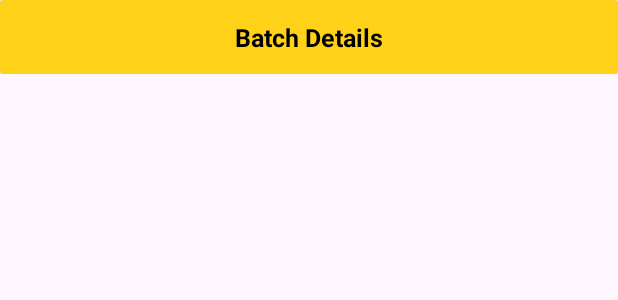
After one commit to DevDreamer123/Gallus, an Android app: the layout activity_batch_details.xml on its own in the app's theme, with its tools: preview values and no code run, on a phone screen of 412 x 824 dp. The commit adds this screen. Shown: the top 300 px of the screen. Run offline under Robolectric (Android 15) with nearby library versions, the phone set to English and light mode, and no system bars.

Commit message:
add BatchDetails Activity

```diff
--- /dev/null
+++ b/app/src/main/res/layout/activity_batch_details.xml
@@ -0,0 +1,34 @@
+<?xml version="1.0" encoding="utf-8"?>
+<androidx.core.widget.NestedScrollView xmlns:android="http://schemas.android.com/apk/res/android"
+    xmlns:app="http://schemas.android.com/apk/res-auto"
+    xmlns:tools="http://schemas.android.com/tools"
+    android:id="@+id/main"
+    android:layout_width="match_parent"
+    android:layout_height="match_parent"
+    tools:context=".BatchDetailsActivity">
+    <LinearLayout
+        android:layout_width="match_parent"
+        android:layout_height="wrap_content"
+        android:orientation="vertical">
+        <androidx.cardview.widget.CardView
+            android:layout_width="match_parent"
+            app:cardBackgroundColor="@color/yellow"
+            android:layout_height="wrap_content">
+            <TextView
+                android:layout_width="wrap_content"
+                android:layout_height="wrap_content"
+                android:text="Batch Details"
+                android:padding="@dimen/_10sdp"
+                android:textColor="@color/black"
+                android:textStyle="bold"
+                android:textSize="@dimen/_13sdp"
+                android:layout_gravity="center"
+                android:paddingBottom="@dimen/_10sdp"/>
+        </androidx.cardview.widget.CardView>
+        <androidx.recyclerview.widget.RecyclerView
+            android:layout_width="match_parent"
+            android:layout_height="wrap_content"
+            android:id="@+id/recyclerview_batch_details"/>
+    </LinearLayout>
+
+</androidx.core.widget.NestedScrollView>
```
Also changed, not shown: app/src/main/AndroidManifest.xml (+5 -2 lines), app/src/main/java/in/innovaneers/gallus/BatchDetailsActivity.java (added, +89 -0 lines), app/src/main/java/in/innovaneers/gallus/model/BatchDetailsAdapter.java (added, +61 -0 lines), app/src/main/java/in/innovaneers/gallus/model/BatchListAdapter.java (+7 -0 lines), app/src/main/res/layout/batch_details_layout.xml (added, +125 -0 lines).
